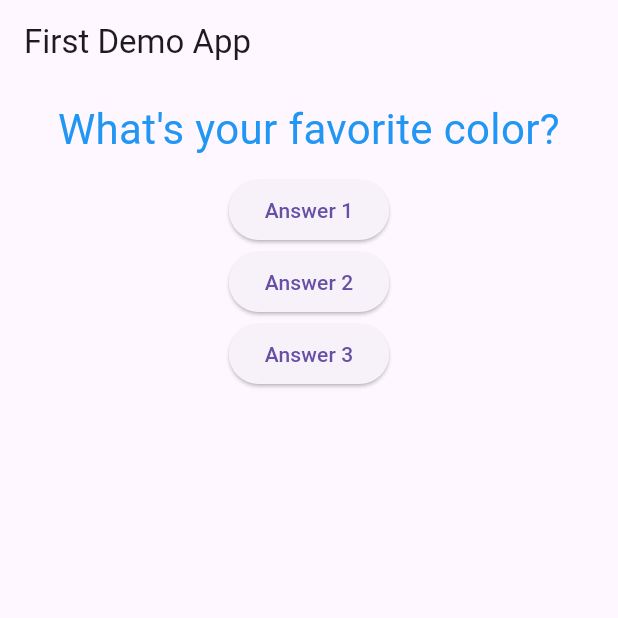
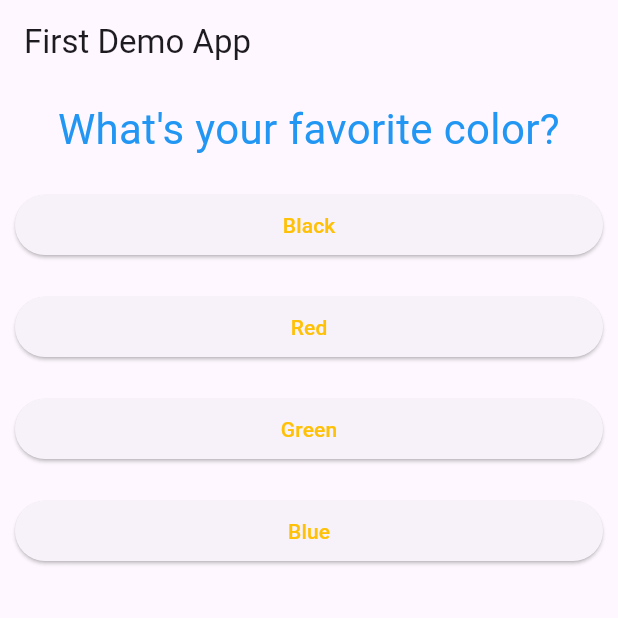
Before and after one commit to omarmorad/flutterevision, a Flutter app: the screen it shows after launch, on a phone screen of 412 x 824 dp, the top half of it. Run offline on Flutter 3.47's test engine with Material 3 defaults, Android fonts, the phone set to English and light mode, and no system bars.

Commit message:
feat(app): refactor quiz functionality with dynamic answers and expanded questions

```diff
--- a/lib/answer.dart
+++ b/lib/answer.dart
@@ -1,10 +1,21 @@
 import 'package:flutter/material.dart';
 
 class Answer extends StatelessWidget {
-  const Answer({super.key});
+  final VoidCallback answerQuestion;
+  final String answerText;
+
+  Answer(this.answerQuestion, this.answerText);
 
   @override
   Widget build(BuildContext context) {
-    return const Placeholder();
+    return Container(
+      width: double.infinity,
+      margin: EdgeInsets.all(10),
+      child: ElevatedButton(
+        style: ElevatedButton.styleFrom(foregroundColor: Colors.amber),
+        onPressed: answerQuestion,
+        child: Text(answerText),
+      ),
+    );
   }
 }
--- a/lib/main.dart
+++ b/lib/main.dart
@@ -1,5 +1,6 @@
 import 'package:flutter/material.dart';
 import './question.dart';
+import './answer.dart';
 
 void main() {
   runApp(MyApp());
@@ -15,21 +16,27 @@ class MyApp extends StatefulWidget {
 
 class _MyAppState extends State<MyApp> {
   var _questionIndex = 0;
-  late final List<String> questions; // Declare with 'late'
-
-  @override
-  void initState() {
-    super.initState();
-    questions = const [
-      'What\'s your favorite color?',
-      'What\'s your favorite animal?',
-      'What\'s your favorite instructor?',
-    ];
-  }
+  final _questions = const [{
+    'text': 'What\'s your favorite color?',
+    'answers': ['Black', 'Red', 'Green', 'Blue'],
+  },
+  {
+    'text': 'What\'s your favorite animal?',
+    'answers': ['Rabbit', 'Snake', 'Elephant', 'Lion'],
+  },
+  {
+    'text': 'What\'s your favorite instructor?',
+    'answers': ['Max', 'Manu', 'Angela', 'Stephen'],
+  },
+  {
+    'text': 'What\'s your favorite food?',
+    'answers': ['Pizza', 'Burger', 'Salad', 'Pasta'],
+  },
+  ];
 
   void _answerQuestion() {
     setState(() {
-      if (_questionIndex < questions.length - 1) {
+      if (_questionIndex < _questions.length - 1) {
         _questionIndex = _questionIndex + 1;
       } else {
         _questionIndex = 0; // Reset or handle end of questions
@@ -44,28 +51,11 @@ class _MyAppState extends State<MyApp> {
         appBar: AppBar(title: const Text('First Demo App')),
         body: Column(
           children: [
-            Question(questions[_questionIndex]),
-            ElevatedButton(
-              child: const Text('Answer 1'),
-              onPressed: () {
-                _answerQuestion();
-                print('Answer 1 chosen');
-              },
-            ),
-            ElevatedButton(
-              child: const Text('Answer 2'),
-              onPressed: () {
-                _answerQuestion();
-                print('Answer 2 chosen');
-              },
-            ),
-            ElevatedButton(
-              child: const Text('Answer 3'),
-              onPressed: () {
-                _answerQuestion();
-                print('Answer 3 chosen');
-              },
-            ),
+            Question(_questions[_questionIndex]['text'] as String),
+            ...(_questions[_questionIndex]['answers'] as List<String>)
+                .map((answer) {
+              return Answer(_answerQuestion, answer);
+            }).toList(),
           ],
         ),
       ),
```
